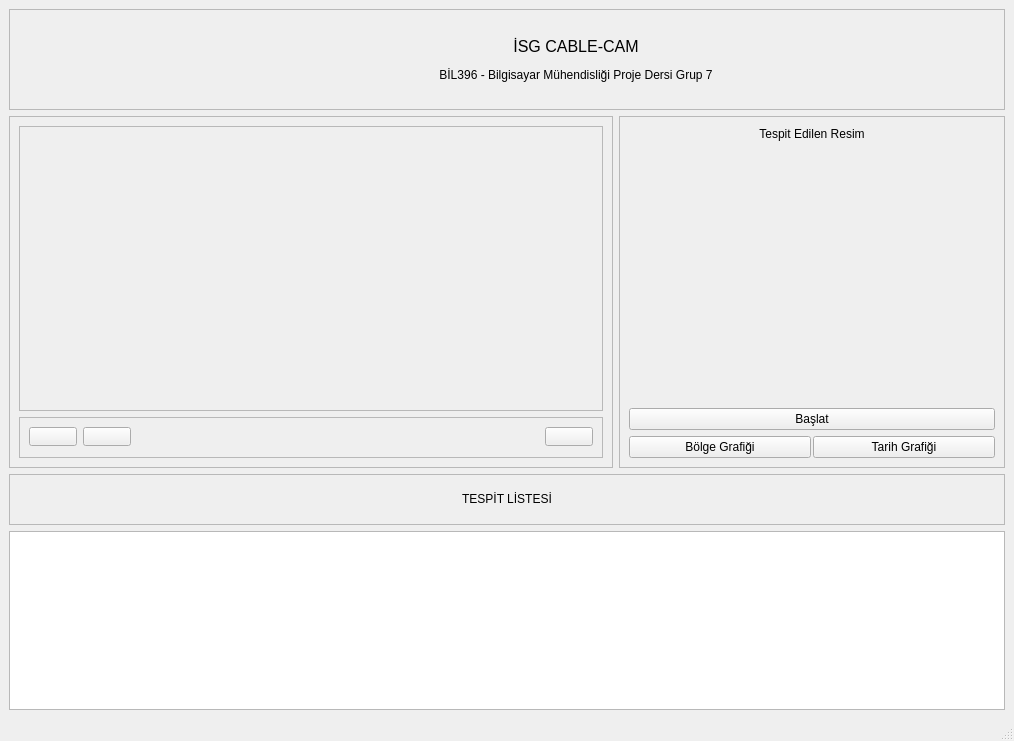
This is projeGui(Qt Creator Ubuntu)/proje_gui/secondwindow.ui in BurakAkten/Project-Group7 as Qt 5 draws it before an edit. The edited form follows.
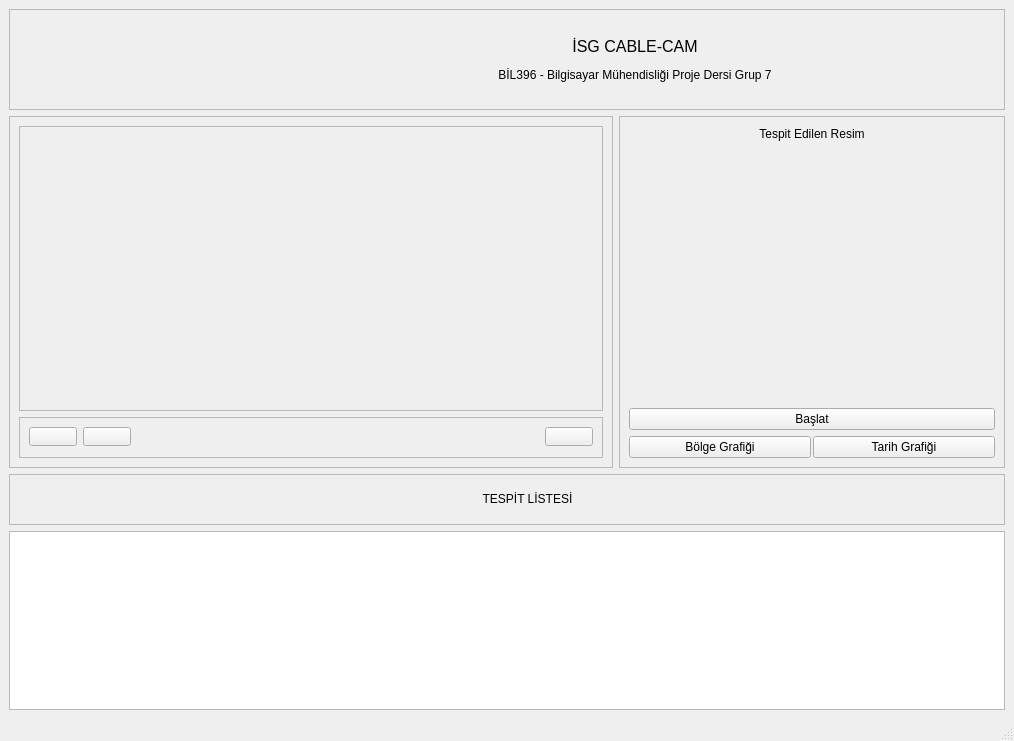
This is the edited form.

```diff
--- a/projeGui(Qt Creator Ubuntu)/proje_gui/secondwindow.ui
+++ b/projeGui(Qt Creator Ubuntu)/proje_gui/secondwindow.ui
@@ -51,7 +51,7 @@
             <widget class="QLabel" name="gtu">
              <property name="minimumSize">
               <size>
-               <width>131</width>
+               <width>140</width>
                <height>81</height>
               </size>
              </property>
@@ -60,6 +60,19 @@
              </property>
             </widget>
            </item>
+           <item>
+            <spacer name="horizontalSpacer_2">
+             <property name="orientation">
+              <enum>Qt::Horizontal</enum>
+             </property>
+             <property name="sizeHint" stdset="0">
+              <size>
+               <width>40</width>
+               <height>20</height>
+              </size>
+             </property>
+            </spacer>
+           </item>
            <item>
             <widget class="QLabel" name="label">
              <property name="minimumSize">
@@ -363,6 +376,9 @@
                <property name="orientation">
                 <enum>Qt::Horizontal</enum>
                </property>
+               <property name="sizeType">
+                <enum>QSizePolicy::Expanding</enum>
+               </property>
                <property name="sizeHint" stdset="0">
                 <size>
                  <width>40</width>
@@ -373,9 +389,15 @@
              </item>
              <item>
               <widget class="QLabel" name="dikkat1">
+               <property name="sizePolicy">
+                <sizepolicy hsizetype="Maximum" vsizetype="Preferred">
+                 <horstretch>0</horstretch>
+                 <verstretch>0</verstretch>
+                </sizepolicy>
+               </property>
                <property name="minimumSize">
                 <size>
-                 <width>0</width>
+                 <width>40</width>
                  <height>31</height>
                 </size>
                </property>
@@ -384,11 +406,27 @@
                </property>
               </widget>
              </item>
+             <item>
+              <spacer name="horizontalSpacer_5">
+               <property name="orientation">
+                <enum>Qt::Horizontal</enum>
+               </property>
+               <property name="sizeType">
+                <enum>QSizePolicy::Preferred</enum>
+               </property>
+               <property name="sizeHint" stdset="0">
+                <size>
+                 <width>40</width>
+                 <height>20</height>
+                </size>
+               </property>
+              </spacer>
+             </item>
              <item>
               <widget class="QLabel" name="label_2">
                <property name="minimumSize">
                 <size>
-                 <width>0</width>
+                 <width>99</width>
                  <height>31</height>
                 </size>
                </property>
@@ -401,7 +439,7 @@
               <widget class="QLabel" name="dikkat2">
                <property name="minimumSize">
                 <size>
-                 <width>0</width>
+                 <width>40</width>
                  <height>31</height>
                 </size>
                </property>
```
